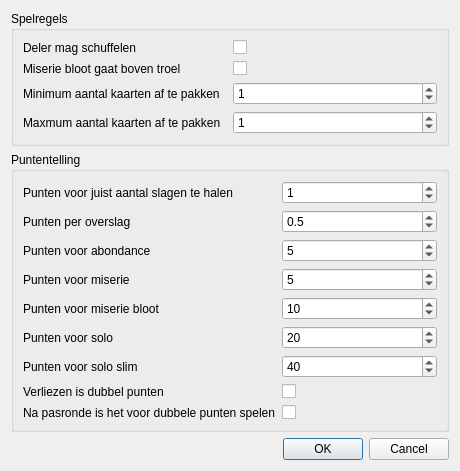
Above: ui/settings_pane.ui from jorritvm/jwies before the change. Below: the same form after it.
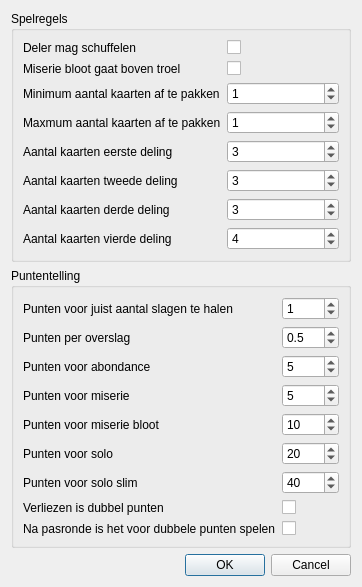
That is the form after the change.

The edit to the form file:
```diff
--- a/ui/settings_pane.ui
+++ b/ui/settings_pane.ui
@@ -6,8 +6,8 @@
    <rect>
     <x>0</x>
     <y>0</y>
-    <width>460</width>
-    <height>417</height>
+    <width>353</width>
+    <height>546</height>
    </rect>
   </property>
   <property name="sizePolicy">
@@ -94,6 +94,86 @@
         </property>
        </widget>
       </item>
+      <item row="4" column="0">
+       <widget class="QLabel" name="label_23">
+        <property name="text">
+         <string>Aantal kaarten eerste deling</string>
+        </property>
+       </widget>
+      </item>
+      <item row="4" column="1">
+       <widget class="QSpinBox" name="spin_deal_1">
+        <property name="layoutDirection">
+         <enum>Qt::LeftToRight</enum>
+        </property>
+        <property name="maximum">
+         <number>13</number>
+        </property>
+        <property name="value">
+         <number>3</number>
+        </property>
+       </widget>
+      </item>
+      <item row="5" column="0">
+       <widget class="QLabel" name="label_24">
+        <property name="text">
+         <string>Aantal kaarten tweede deling</string>
+        </property>
+       </widget>
+      </item>
+      <item row="5" column="1">
+       <widget class="QSpinBox" name="spin_deal_2">
+        <property name="layoutDirection">
+         <enum>Qt::LeftToRight</enum>
+        </property>
+        <property name="maximum">
+         <number>13</number>
+        </property>
+        <property name="value">
+         <number>3</number>
+        </property>
+       </widget>
+      </item>
+      <item row="6" column="0">
+       <widget class="QLabel" name="label_25">
+        <property name="text">
+         <string>Aantal kaarten derde deling</string>
+        </property>
+       </widget>
+      </item>
+      <item row="6" column="1">
+       <widget class="QSpinBox" name="spin_deal_3">
+        <property name="layoutDirection">
+         <enum>Qt::LeftToRight</enum>
+        </property>
+        <property name="maximum">
+         <number>13</number>
+        </property>
+        <property name="value">
+         <number>3</number>
+        </property>
+       </widget>
+      </item>
+      <item row="7" column="0">
+       <widget class="QLabel" name="label_26">
+        <property name="text">
+         <string>Aantal kaarten vierde deling</string>
+        </property>
+       </widget>
+      </item>
+      <item row="7" column="1">
+       <widget class="QSpinBox" name="spin_deal_4">
+        <property name="layoutDirection">
+         <enum>Qt::LeftToRight</enum>
+        </property>
+        <property name="maximum">
+         <number>13</number>
+        </property>
+        <property name="value">
+         <number>4</number>
+        </property>
+       </widget>
+      </item>
      </layout>
     </widget>
    </item>
```
Left out of the diff: 2 changed lines with no effect on the pictures.
